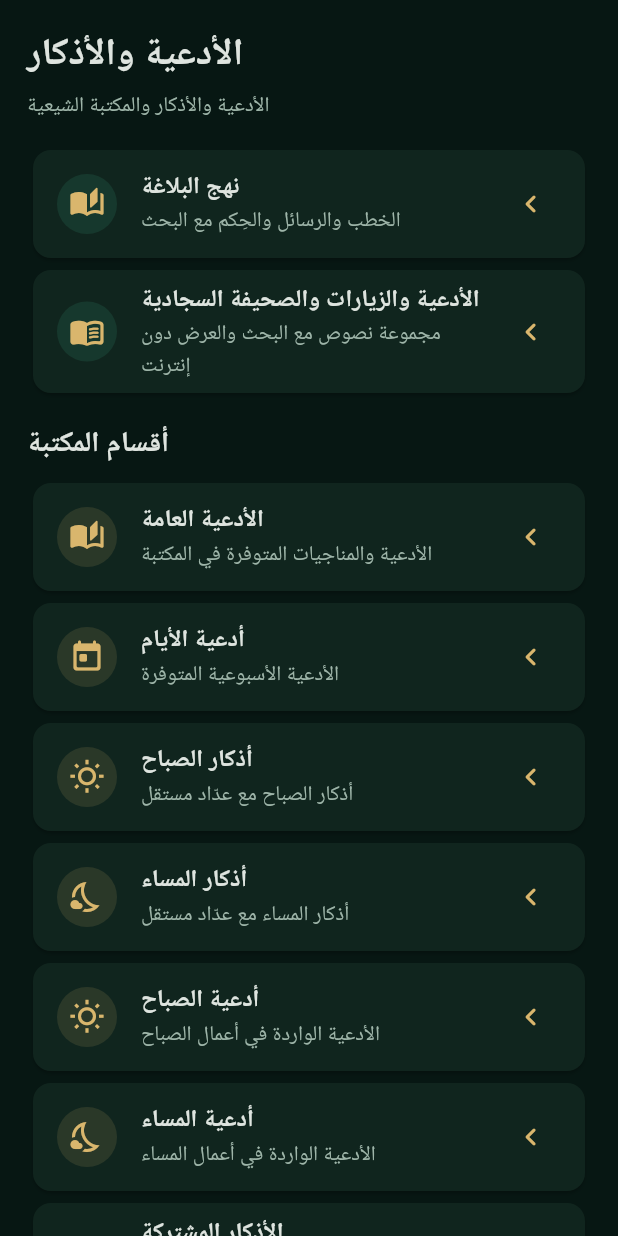
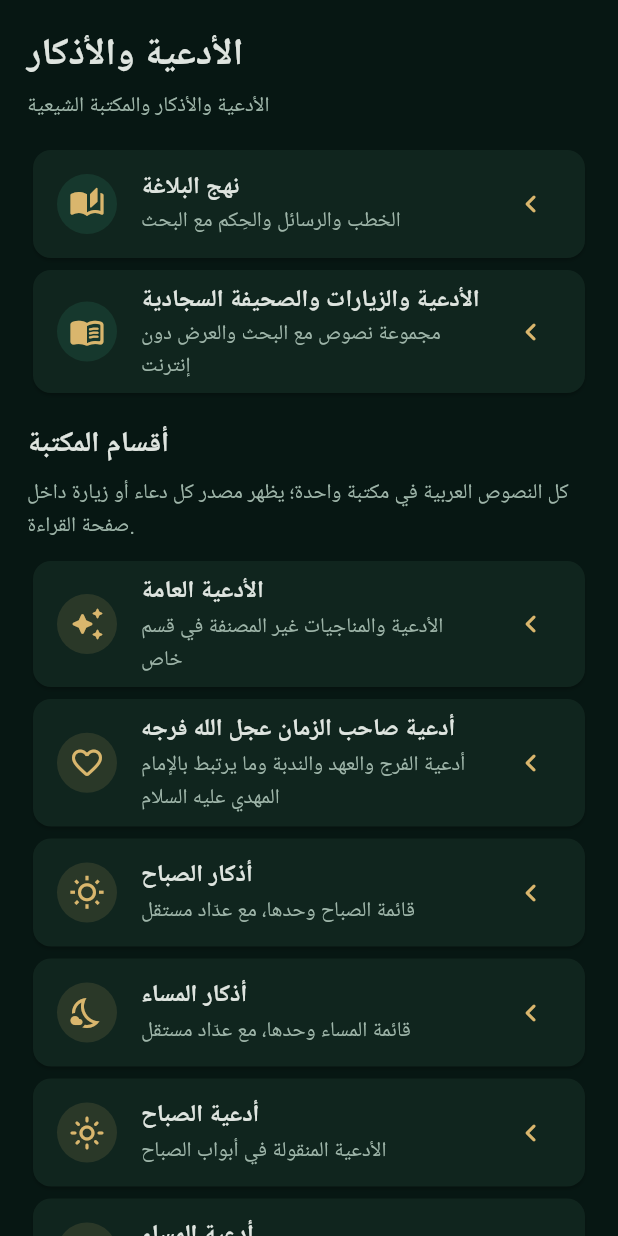
Before and after one commit to loayh523-lab/Mithaq-Al-Mumin-New, a Flutter app: the _DuaLibrary widget shown alone on an empty page, opened directly with empty values, on a phone screen of 412 x 824 dp. Run offline on Flutter 3.47's test engine with Material 3 defaults, Android fonts, the phone set to English and light mode, and no system bars; our stand-ins replace audioplayers, flutter_compass, flutter_local_notifications, geolocator, share_plus, shared_preferences and 2 more; missing offline and left inert: geomag; accounts and stored records are empty; Roboto replaces fonts that are missing (NotoNaskhArabic).

Commit message:
Remove standalone Mafatih pages and route every section into the unified Arabic library

```diff
--- a/lib/main.dart
+++ b/lib/main.dart
@@ -8,7 +8,6 @@ import 'features/prayer_calendar_page.dart';
 import 'features/qibla_page.dart';
 import 'features/settings_page.dart';
 import 'features/smart_search_page.dart';
-import 'features/mafatih_library_page.dart';
 import 'features/shia_text_library_page.dart';
 import 'features/good_deeds_page.dart';
 import 'features/names_of_allah_page.dart';
@@ -1024,112 +1023,144 @@ class _DuaLibraryState extends State<_DuaLibrary> {
         const SizedBox(height: 16),
         const Text('أقسام المكتبة', style: TextStyle(fontSize: 19, fontWeight: FontWeight.w800)),
         const SizedBox(height: 8),
+        const Text(
+          'كل النصوص العربية في مكتبة واحدة؛ يظهر مصدر كل دعاء أو زيارة داخل صفحة القراءة.',
+          style: TextStyle(color: _muted, height: 1.5),
+        ),
+        const SizedBox(height: 8),
         _sectionCard(
           context,
-          icon: Icons.auto_stories_rounded,
+          icon: Icons.auto_awesome_rounded,
           title: 'الأدعية العامة',
-          subtitle: 'الأدعية والمناجيات المتوفرة في المكتبة',
+          subtitle: 'الأدعية والمناجيات غير المصنفة في قسم خاص',
           onTap: () => Navigator.of(context).push(MaterialPageRoute<void>(
-            builder: (_) => const Directionality(textDirection: TextDirection.rtl, child: MafatihCategoryPage(initialCategory: 'أدعية عامة')),
+            builder: (_) => const Directionality(textDirection: TextDirection.rtl, child: ShiaTextLibraryPage(initialCategory: 'أدعية عامة')),
+          )),
+        ),
+        _sectionCard(
+          context,
+          icon: Icons.favorite_outline_rounded,
+          title: 'أدعية صاحب الزمان عجل الله فرجه',
+          subtitle: 'أدعية الفرج والعهد والندبة وما يرتبط بالإمام المهدي عليه السلام',
+          onTap: () => Navigator.of(context).push(MaterialPageRoute<void>(
+            builder: (_) => const Directionality(textDirection: TextDirection.rtl, child: ShiaTextLibraryPage(initialCategory: 'أدعية صاحب الزمان')),
+          )),
+        ),
+        _sectionCard(
+          context,
+          icon: Icons.wb_sunny_outlined,
+          title: 'أذكار الصباح',
+          subtitle: 'قائمة الصباح وحدها، مع عدّاد مستقل',
+          onTap: () => Navigator.of(context).push(MaterialPageRoute<void>(
+            builder: (_) => const Directionality(textDirection: TextDirection.rtl, child: DhikrFortressPage(initialPeriod: 0)),
+          )),
+        ),
+        _sectionCard(
+          context,
+          icon: Icons.nights_stay_outlined,
+          title: 'أذكار المساء',
+          subtitle: 'قائمة المساء وحدها، مع عدّاد مستقل',
+          onTap: () => Navigator.of(context).push(MaterialPageRoute<void>(
+            builder: (_) => const Directionality(textDirection: TextDirection.rtl, child: DhikrFortressPage(initialPeriod: 1)),
+          )),
+        ),
+        _sectionCard(
+          context,
+          icon: Icons.light_mode_outlined,
+          title: 'أدعية الصباح',
+          subtitle: 'الأدعية المنقولة في أبواب الصباح',
+          onTap: () => Navigator.of(context).push(MaterialPageRoute<void>(
+            builder: (_) => const Directionality(textDirection: TextDirection.rtl, child: ShiaTextLibraryPage(initialCategory: 'أدعية الصباح')),
+          )),
+        ),
+        _sectionCard(
+          context,
+          icon: Icons.bedtime_outlined,
+          title: 'أدعية المساء',
+          subtitle: 'الأدعية المنقولة في أبواب المساء',
+          onTap: () => Navigator.of(context).push(MaterialPageRoute<void>(
+            builder: (_) => const Directionality(textDirection: TextDirection.rtl, child: ShiaTextLibraryPage(initialCategory: 'أدعية المساء')),
+          )),
+        ),
+        _sectionCard(
+          context,
+          icon: Icons.wb_twilight_outlined,
+          title: 'الأذكار المشتركة',
+          subtitle: 'ما نصّ المصدر على قراءته في الصباح والمساء كليهما',
+          onTap: () => Navigator.of(context).push(MaterialPageRoute<void>(
+            builder: (_) => const Directionality(textDirection: TextDirection.rtl, child: ShiaTextLibraryPage(initialCategory: 'الأذكار المشتركة')),
+          )),
+        ),
+        _sectionCard(
+          context,
+          icon: Icons.volunteer_activism_outlined,
+          title: 'أدعية الحاجات والشفاء',
+          subtitle: 'أدعية الرزق والعافية وتفريج الكرب وقضاء الحاجة',
+          onTap: () => Navigator.of(context).push(MaterialPageRoute<void>(
+            builder: (_) => const Directionality(textDirection: TextDirection.rtl, child: ShiaTextLibraryPage(initialCategory: 'أدعية الحاجات والشفاء')),
           )),
         ),
         _sectionCard(
           context,
           icon: Icons.today_rounded,
           title: 'أدعية الأيام',
-          subtitle: 'الأدعية الأسبوعية المتوفرة',
+          subtitle: 'أدعية أيام الأسبوع وما يرتبط بها',
           onTap: () => Navigator.of(context).push(MaterialPageRoute<void>(
-            builder: (_) => const Directionality(textDirection: TextDirection.rtl, child: MafatihCategoryPage(initialCategory: 'أدعية الأيام')),
-          )),
-        ),
-        _sectionCard(
-          context,
-          icon: Icons.wb_sunny_outlined,
-          title: 'أذكار الصباح',
-          subtitle: 'أذكار الصباح مع عدّاد مستقل',
-          onTap: () => Navigator.of(context).push(MaterialPageRoute<void>(
-            builder: (_) => const Directionality(textDirection: TextDirection.rtl, child: DhikrFortressPage(initialPeriod: 0)),
-          )),
-        ),
-        _sectionCard(
-          context,
-          icon: Icons.nights_stay_outlined,
-          title: 'أذكار المساء',
-          subtitle: 'أذكار المساء مع عدّاد مستقل',
-          onTap: () => Navigator.of(context).push(MaterialPageRoute<void>(
-            builder: (_) => const Directionality(textDirection: TextDirection.rtl, child: DhikrFortressPage(initialPeriod: 1)),
-          )),
-        ),
-        _sectionCard(
-          context,
-          icon: Icons.wb_sunny_outlined,
-          title: 'أدعية الصباح',
-          subtitle: 'الأدعية الواردة في أعمال الصباح',
-          onTap: () => Navigator.of(context).push(MaterialPageRoute<void>(
-            builder: (_) => const Directionality(textDirection: TextDirection.rtl, child: MafatihCategoryPage(initialCategory: 'أدعية الصباح')),
-          )),
-        ),
-        _sectionCard(
-          context,
-          icon: Icons.nights_stay_outlined,
-          title: 'أدعية المساء',
-          subtitle: 'الأدعية الواردة في أعمال المساء',
-          onTap: () => Navigator.of(context).push(MaterialPageRoute<void>(
-            builder: (_) => const Directionality(textDirection: TextDirection.rtl, child: MafatihCategoryPage(initialCategory: 'أدعية المساء')),
-          )),
-        ),
-        _sectionCard(
-          context,
-          icon: Icons.wb_twilight_outlined,
-          title: 'الأذكار المشتركة',
-          subtitle: 'نصوص يذكر مصدرها أنها تقرأ في الصباح والمساء معاً',
-          onTap: () => Navigator.of(context).push(MaterialPageRoute<void>(
-            builder: (_) => const Directionality(textDirection: TextDirection.rtl, child: MafatihCategoryPage(initialCategory: 'أذكار مشتركة')),
+            builder: (_) => const Directionality(textDirection: TextDirection.rtl, child: ShiaTextLibraryPage(initialCategory: 'أدعية الأيام')),
           )),
         ),
         _sectionCard(
           context,
           icon: Icons.event_note_rounded,
           title: 'الأعمال اليومية والمناسبات',
-          subtitle: 'الأعمال والأدعية المرتبطة بالأيام والليالي',
+          subtitle: 'أعمال الأيام والليالي والأوقات الخاصة',
           onTap: () => Navigator.of(context).push(MaterialPageRoute<void>(
-            builder: (_) => const Directionality(textDirection: TextDirection.rtl, child: MafatihCategoryPage(initialCategory: 'الأعمال اليومية والمناسبات')),
+            builder: (_) => const Directionality(textDirection: TextDirection.rtl, child: ShiaTextLibraryPage(initialCategory: 'الأعمال اليومية والمناسبات')),
           )),
         ),
         _sectionCard(
           context,
           icon: Icons.calendar_month_rounded,
           title: 'الأعمال الشهرية',
-          subtitle: 'أعمال الأشهر والمواسم مرتبة داخل المكتبة',
+          subtitle: 'أعمال الأشهر الهجرية والمواسم الخاصة',
           onTap: () => Navigator.of(context).push(MaterialPageRoute<void>(
-            builder: (_) => const Directionality(textDirection: TextDirection.rtl, child: MafatihCategoryPage(initialCategory: 'الأعمال الشهرية والمناسبات')),
-          )),
-        ),
-        _sectionCard(
-          context,
-          icon: Icons.favorite_outline_rounded,
-          title: 'أدعية صاحب الزمان عجل الله فرجه',
-          subtitle: 'الأدعية المرتبطة بالإمام المهدي عليه السلام',
-          onTap: () => Navigator.of(context).push(MaterialPageRoute<void>(
-            builder: (_) => const Directionality(textDirection: TextDirection.rtl, child: MafatihCategoryPage(initialCategory: 'أدعية صاحب الزمان')),
-          )),
-        ),
-        _sectionCard(
-          context,
-          icon: Icons.volunteer_activism_outlined,
-          title: 'أدعية الحاجات والشفاء',
-          subtitle: 'الدعاء للرزق والعافية وتفريج الكرب',
-          onTap: () => Navigator.of(context).push(MaterialPageRoute<void>(
-            builder: (_) => const Directionality(textDirection: TextDirection.rtl, child: MafatihCategoryPage(initialCategory: 'أدعية الحاجات والشفاء')),
+            builder: (_) => const Directionality(textDirection: TextDirection.rtl, child: ShiaTextLibraryPage(initialCategory: 'الأعمال الشهرية والمناسبات')),
           )),
         ),
         _sectionCard(
           context,
           icon: Icons.event_available_outlined,
           title: 'أدعية الأشهر والمناسبات',
-          subtitle: 'أدعية المواسم والأيام المباركة',
+          subtitle: 'أدعية شهر رمضان ورجب وشعبان والأعياد والمناسبات',
           onTap: () => Navigator.of(context).push(MaterialPageRoute<void>(
-            builder: (_) => const Directionality(textDirection: TextDirection.rtl, child: MafatihCategoryPage(initialCategory: 'أدعية الأشهر والمناسبات')),
+            builder: (_) => const Directionality(textDirection: TextDirection.rtl, child: ShiaTextLibraryPage(initialCategory: 'أدعية الأشهر والمناسبات')),
+          )),
+        ),
+        _sectionCard(
+          context,
+          icon: Icons.temple_buddhist_rounded,
+          title: 'الزيارات الشريفة',
+          subtitle: 'زيارات أهل البيت عليهم السلام، مع مصدر كل زيارة',
+          onTap: () => Navigator.of(context).push(MaterialPageRoute<void>(
+            builder: (_) => const Directionality(textDirection: TextDirection.rtl, child: ShiaTextLibraryPage(initialCategory: 'الزيارات')),
+          )),
+        ),
+        _sectionCard(
+          context,
+          icon: Icons.repeat_rounded,
+          title: 'تعقيبات الصلوات',
+          subtitle: 'التعقيبات وأعمال ما بعد الصلاة',
+          onTap: () => Navigator.of(context).push(MaterialPageRoute<void>(
+            builder: (_) => const Directionality(textDirection: TextDirection.rtl, child: ShiaTextLibraryPage(initialCategory: 'تعقيبات الصلوات')),
+          )),
+        ),
+        _sectionCard(
+          context,
+          icon: Icons.menu_book_rounded,
+          title: 'الصحيفة السجادية',
+          subtitle: 'أدعية الإمام زين العابدين عليه السلام',
+          onTap: () => Navigator.of(context).push(MaterialPageRoute<void>(
+            builder: (_) => const Directionality(textDirection: TextDirection.rtl, child: ShiaTextLibraryPage(initialCategory: 'الصحيفة السجادية')),
           )),
         ),
         _sectionCard(
@@ -1138,41 +1169,14 @@ class _DuaLibraryState extends State<_DuaLibrary> {
           title: 'المناجيات الخمس عشرة',
           subtitle: 'مناجيات الإمام زين العابدين عليه السلام',
           onTap: () => Navigator.of(context).push(MaterialPageRoute<void>(
-            builder: (_) => const Directionality(textDirection: TextDirection.rtl, child: MafatihCategoryPage(initialCategory: 'المناجيات الخمس عشرة')),
+            builder: (_) => const Directionality(textDirection: TextDirection.rtl, child: ShiaTextLibraryPage(initialCategory: 'المناجيات الخمس عشرة')),
           )),
         ),
         _sectionCard(
           context,
-          icon: Icons.temple_buddhist_rounded,
-          title: 'الزيارات الشريفة',
-          subtitle: 'زيارات المعصومين عليهم السلام',
-          onTap: () => Navigator.of(context).push(MaterialPageRoute<void>(
-            builder: (_) => const Directionality(textDirection: TextDirection.rtl, child: MafatihCategoryPage(initialCategory: 'الزيارات')),
-          )),
-        ),
-        _sectionCard(
-          context,
-          icon: Icons.repeat_rounded,
-          title: 'تعقيبات الصلوات',
-          subtitle: 'التعقيبات المتوفرة لكل صلاة',
-          onTap: () => Navigator.of(context).push(MaterialPageRoute<void>(
-            builder: (_) => const Directionality(textDirection: TextDirection.rtl, child: MafatihCategoryPage(initialCategory: 'تعقيبات')),
-          )),
-        ),
-        _sectionCard(
-          context,
-          icon: Icons.auto_awesome_rounded,
-          title: 'الصحيفة السجادية',
-          subtitle: 'أدعية الإمام زين العابدين عليه السلام',
-          onTap: () => Navigator.of(context).push(MaterialPageRoute<void>(
-            builder: (_) => const Directionality(textDirection: TextDirection.rtl, child: ShiaTextLibraryPage(initialCategory: 'الصحيفة السجادية')),
-          )),
-        ),
-        _sectionCard(
-          context,
-          icon: Icons.favorite_border_rounded,
+          icon: Icons.star_outline_rounded,
           title: 'أسماء الله الحسنى',
-          subtitle: 'الأسماء ومعانيها الموجزة',
+          subtitle: 'أسماء الله الحسنى ومعانيها الموجزة',
           onTap: () => Navigator.of(context).push(MaterialPageRoute<void>(
             builder: (_) => const Directionality(textDirection: TextDirection.rtl, child: NamesOfAllahPage()),
           )),
```
